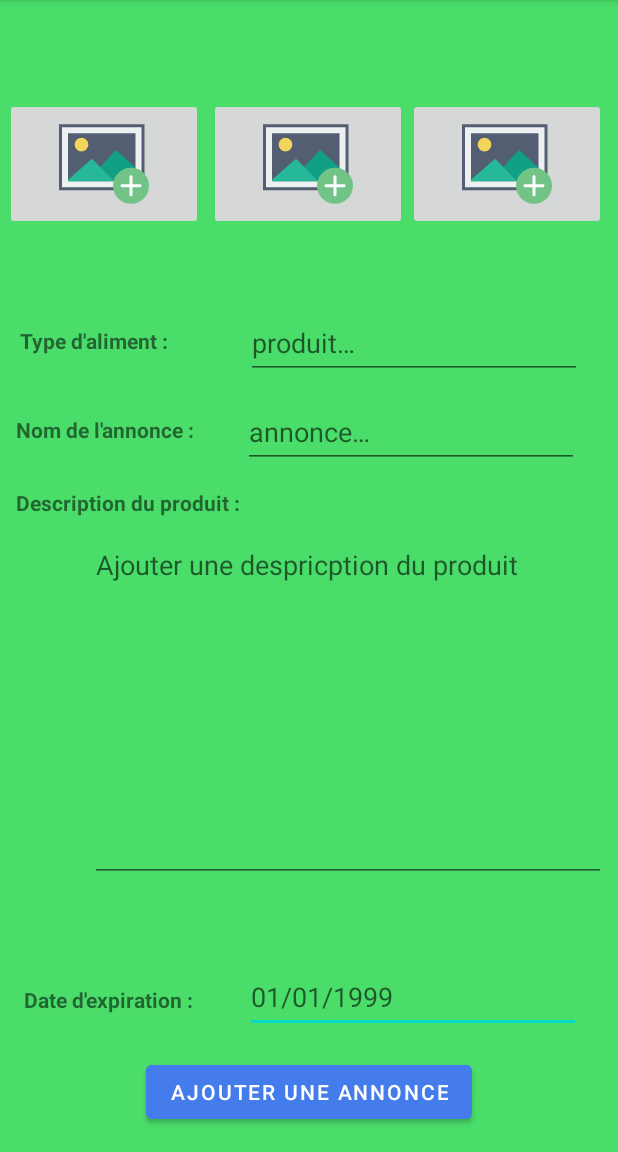
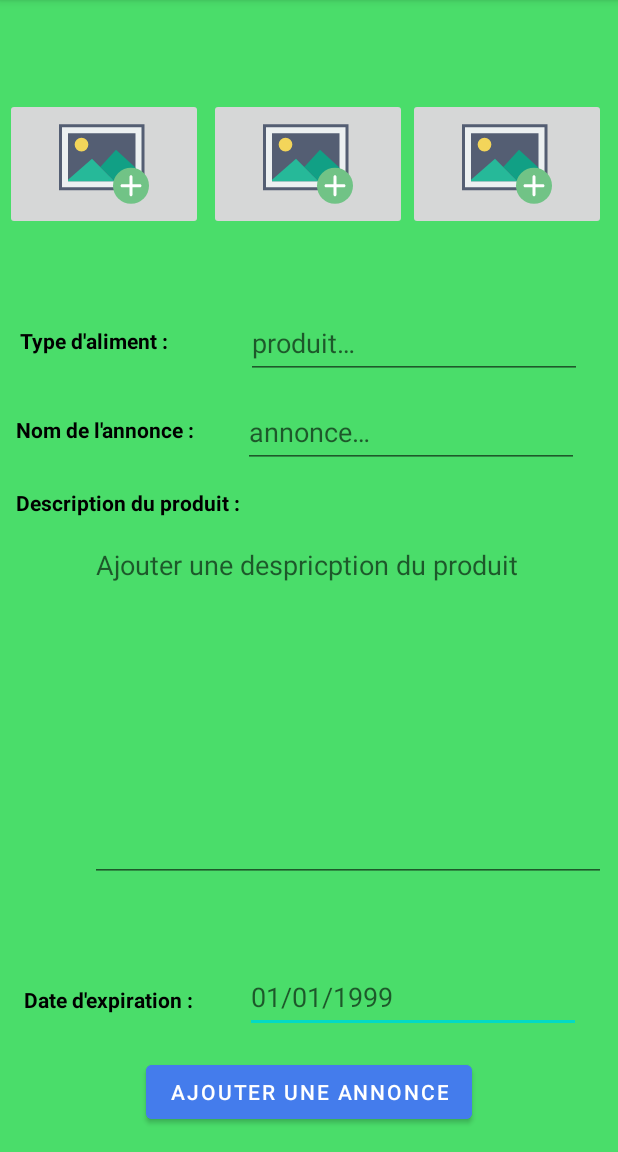
Before and after one commit to Programmation-Plateforme-Mobile-UQAC/FoodToGo, an Android app: the AddProductActivity screen opened directly, with no data from a screen before it, on a phone screen of 412 x 824 dp, the part 84-1236 px from its top. Run offline under Robolectric (Android 15) with nearby library versions, the phone set to English and light mode, and no system bars.

Commit message:
Feat: Update AddProductActivity

```diff
--- a/app/src/main/java/com/example/foodtogo/ui/product/AddProductActivity.java
+++ b/app/src/main/java/com/example/foodtogo/ui/product/AddProductActivity.java
@@ -2,37 +2,23 @@ package com.example.foodtogo.ui.product;
 
 import androidx.appcompat.app.AppCompatActivity;
 import android.os.Bundle;
+import android.view.View;
 import android.widget.Button;
 import android.widget.EditText;
 import android.widget.ImageButton;
 
 import com.example.foodtogo.R;
+import com.example.foodtogo.databinding.ActivityAddProductBinding;
 
 import org.jetbrains.annotations.Nullable;
 
 public class AddProductActivity extends AppCompatActivity  {
-    ImageButton imageButton1, imageButton2, imageButton3;
-    EditText foodTypeEdit, namePostEdit, productDescriptionEdit, expirationDateEdit;
-    Button addPostButton;
+    ActivityAddProductBinding binding;
 
     protected void onCreate(@Nullable Bundle savedInstanceState) {
         super.onCreate(savedInstanceState);
-        this.setContentView(R.layout.activity_add_product);
-
-        bindVariables();
-
-    }
-
-    private void bindVariables(){
-        imageButton1 = findViewById(R.id.imageButton1);
-        imageButton2 = findViewById(R.id.imageButton2);
-        imageButton3 = findViewById(R.id.imageButton3);
-
-        foodTypeEdit = findViewById(R.id.foodTypeEdit);
-        namePostEdit = findViewById(R.id.namePostEdit);
-        productDescriptionEdit = findViewById(R.id.productDescriptionEdit);
-        expirationDateEdit = findViewById(R.id.expirationDateEdit);
-
-        addPostButton = findViewById(R.id.addPostButton);
+        binding = ActivityAddProductBinding.inflate(getLayoutInflater());
+        View view = binding.getRoot();
+        this.setContentView(view);
     }
 }
--- a/app/src/main/res/layout/activity_add_product.xml
+++ b/app/src/main/res/layout/activity_add_product.xml
@@ -41,6 +41,7 @@
         android:layout_marginEnd="8dp"
         android:adjustViewBounds="true"
         android:contentDescription="@string/placeholderText"
+        android:foregroundGravity="right"
         android:scaleType="centerInside"
         app:layout_constraintEnd_toEndOf="parent"
         app:layout_constraintTop_toTopOf="parent"
@@ -54,6 +55,7 @@
         android:layout_marginTop="65dp"
         android:adjustViewBounds="true"
         android:contentDescription="@string/placeholderText"
+        android:foregroundGravity="center"
         android:scaleType="centerInside"
         app:layout_constraintStart_toEndOf="@+id/imageButton1"
         app:layout_constraintTop_toTopOf="parent"
@@ -67,6 +69,7 @@
         android:layout_marginTop="65dp"
         android:adjustViewBounds="true"
         android:contentDescription="@string/placeholderText"
+        android:foregroundGravity="left"
         android:scaleType="centerInside"
         app:layout_constraintStart_toStartOf="parent"
         app:layout_constraintTop_toTopOf="parent"
@@ -79,6 +82,7 @@
         android:layout_marginTop="64dp"
         android:layout_marginEnd="52dp"
         android:text="@string/foodTypeView"
+        android:textColor="#000000"
         android:textStyle="bold"
         app:layout_constraintEnd_toStartOf="@+id/foodTypeEdit"
         app:layout_constraintTop_toBottomOf="@+id/imageButton1" />
@@ -91,6 +95,7 @@
         android:layout_marginTop="40dp"
         android:layout_marginEnd="32dp"
         android:text="@string/namePostView"
+        android:textColor="#000000"
         android:textStyle="bold"
         app:layout_constraintEnd_toStartOf="@+id/namePostEdit"
         app:layout_constraintHorizontal_bias="1.0"
@@ -104,6 +109,7 @@
         android:layout_marginStart="16dp"
         android:layout_marginBottom="28dp"
         android:text="@string/expirationDateView"
+        android:textColor="#000000"
         android:textStyle="bold"
         app:layout_constraintBottom_toTopOf="@+id/addPostButton"
         app:layout_constraintStart_toStartOf="parent" />
@@ -131,6 +137,7 @@
         android:layout_marginTop="29dp"
         android:layout_marginEnd="252dp"
         android:text="@string/productDescriptionView"
+        android:textColor="#000000"
         android:textStyle="bold"
         app:layout_constraintEnd_toEndOf="parent"
         app:layout_constraintStart_toStartOf="parent"
```
